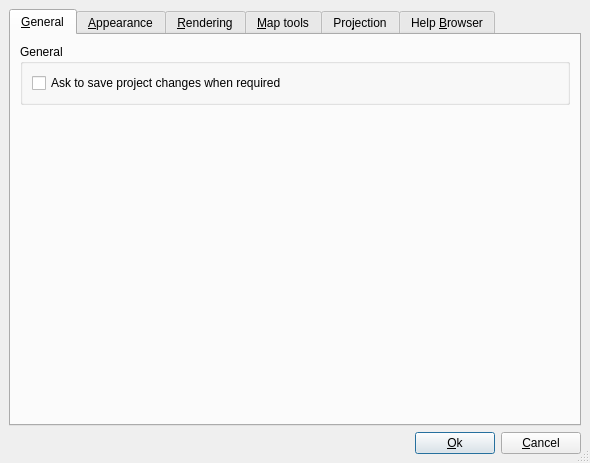
First picture: the form in src/ui/qgsoptionsbase.ui, repository qgis/QGIS, before the edit.
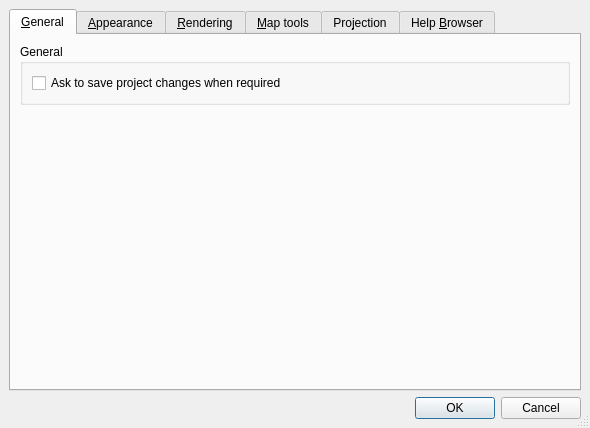
Second picture: the form after the edit. Icons and pictures are not drawn. Custom widgets are drawn as their Qt base class.

Commit message: Convert six dialogs to Qt 4.2 StandardButton API. Also use the full accept code path rather than overriding accept to do apply but look like reject to the caller. Remove deletion of the raster layer from the reaster properties destructor (which was called only after accept and may be why accept was avoided).

The edit to the form file:
```diff
--- a/src/ui/qgsoptionsbase.ui
+++ b/src/ui/qgsoptionsbase.ui
@@ -6,7 +6,7 @@
     <x>0</x>
     <y>0</y>
     <width>590</width>
-    <height>463</height>
+    <height>428</height>
    </rect>
   </property>
   <property name="windowTitle" >
@@ -827,59 +827,14 @@
     </widget>
    </item>
    <item row="1" column="0" >
-    <layout class="QHBoxLayout" >
-     <property name="margin" >
-      <number>0</number>
+    <widget class="QDialogButtonBox" name="buttonBox" >
+     <property name="orientation" >
+      <enum>Qt::Horizontal</enum>
      </property>
-     <property name="spacing" >
-      <number>6</number>
+     <property name="standardButtons" >
+      <set>QDialogButtonBox::Cancel|QDialogButtonBox::NoButton|QDialogButtonBox::Ok</set>
      </property>
-     <item>
-      <spacer>
-       <property name="orientation" >
-        <enum>Qt::Horizontal</enum>
-       </property>
-       <property name="sizeType" >
-        <enum>QSizePolicy::Expanding</enum>
-       </property>
-       <property name="sizeHint" >
-        <size>
-         <width>20</width>
-         <height>20</height>
-        </size>
-       </property>
-      </spacer>
-     </item>
-     <item>
-      <widget class="QPushButton" name="buttonOk" >
-       <property name="text" >
-        <string>&amp;Ok</string>
-       </property>
-       <property name="shortcut" >
-        <string>Alt+O</string>
-       </property>
-       <property name="autoDefault" >
-        <bool>true</bool>
-       </property>
-       <property name="default" >
-        <bool>true</bool>
-       </property>
-      </widget>
-     </item>
-     <item>
-      <widget class="QPushButton" name="buttonCancel" >
-       <property name="text" >
-        <string>&amp;Cancel</string>
-       </property>
-       <property name="shortcut" >
-        <string/>
-       </property>
-       <property name="autoDefault" >
-        <bool>true</bool>
-       </property>
-      </widget>
-     </item>
-    </layout>
+    </widget>
    </item>
   </layout>
  </widget>
```
Left out of the diff: 2 changed lines with no effect on the pictures. The commit also changes 17 other files.
